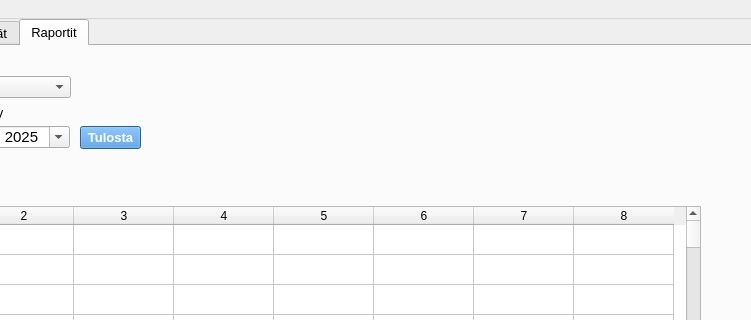
katalav/Autolainaus_hallinta, file administrative.ui: the form before one commit; both pictures show x 182 to 933 and y 0 to 320 of the 1107 by 634 pixel window.
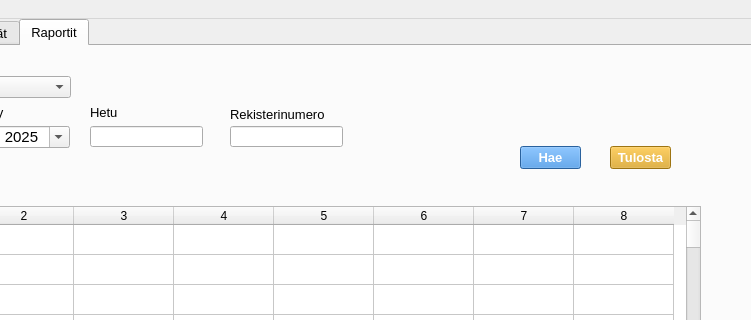
The form after the commit. Icons and pictures are not drawn.

```diff
--- a/administrative.ui
+++ b/administrative.ui
@@ -1055,8 +1055,8 @@
      <widget class="QPushButton" name="printReportPushButton">
       <property name="geometry">
        <rect>
-        <x>260</x>
-        <y>80</y>
+        <x>790</x>
+        <y>100</y>
         <width>61</width>
         <height>23</height>
        </rect>
@@ -1071,7 +1071,7 @@
        <cursorShape>PointingHandCursor</cursorShape>
       </property>
       <property name="styleSheet">
-       <string notr="true">background-color: rgb(57, 136, 220);
+       <string notr="true">background-color: rgb(220, 162,25);
 color: rgb(255, 255, 255);</string>
       </property>
       <property name="text">
@@ -11118,6 +11118,88 @@
        <string>Esikatselu</string>
       </property>
      </widget>
+     <widget class="QLineEdit" name="ssnFilterLineEdit">
+      <property name="geometry">
+       <rect>
+        <x>270</x>
+        <y>80</y>
+        <width>113</width>
+        <height>21</height>
+       </rect>
+      </property>
+     </widget>
+     <widget class="QLineEdit" name="registerFilterLineEdit">
+      <property name="geometry">
+       <rect>
+        <x>410</x>
+        <y>80</y>
+        <width>113</width>
+        <height>21</height>
+       </rect>
+      </property>
+     </widget>
+     <widget class="QLabel" name="ssnFilterLabel">
+      <property name="geometry">
+       <rect>
+        <x>270</x>
+        <y>60</y>
+        <width>47</width>
+        <height>13</height>
+       </rect>
+      </property>
+      <property name="font">
+       <font>
+        <pointsize>10</pointsize>
+       </font>
+      </property>
+      <property name="text">
+       <string>Hetu</string>
+      </property>
+     </widget>
+     <widget class="QLabel" name="registerFilterLabel">
+      <property name="geometry">
+       <rect>
+        <x>410</x>
+        <y>60</y>
+        <width>101</width>
+        <height>16</height>
+       </rect>
+      </property>
+      <property name="font">
+       <font>
+        <pointsize>10</pointsize>
+       </font>
+      </property>
+      <property name="text">
+       <string>Rekisterinumero</string>
+      </property>
+     </widget>
+     <widget class="QPushButton" name="getReportPushButton">
+      <property name="geometry">
+       <rect>
+        <x>700</x>
+        <y>100</y>
+        <width>61</width>
+        <height>23</height>
+       </rect>
+      </property>
+      <property name="font">
+       <font>
+        <pointsize>10</pointsize>
+        <bold>true</bold>
+       </font>
+      </property>
+      <property name="cursor">
+       <cursorShape>PointingHandCursor</cursorShape>
+      </property>
+      <property name="styleSheet">
+       <string notr="true">background-color: rgb(57, 136, 220);
+color: rgb(255, 255, 255);</string>
+      </property>
+      <property name="text">
+       <string>Hae</string>
+      </property>
+     </widget>
     </widget>
    </widget>
   </widget>
```
